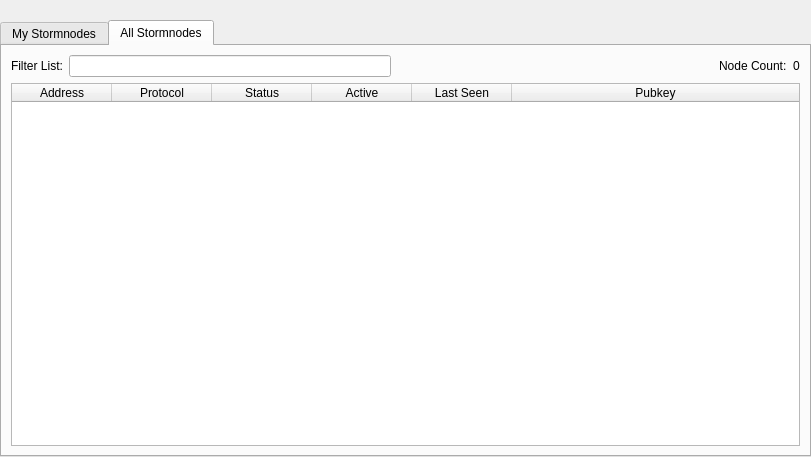
This is src/qt/forms/stormnodelist.ui in duality-solutions/Dynamic as Qt 5 draws it before an edit. The edited form follows.
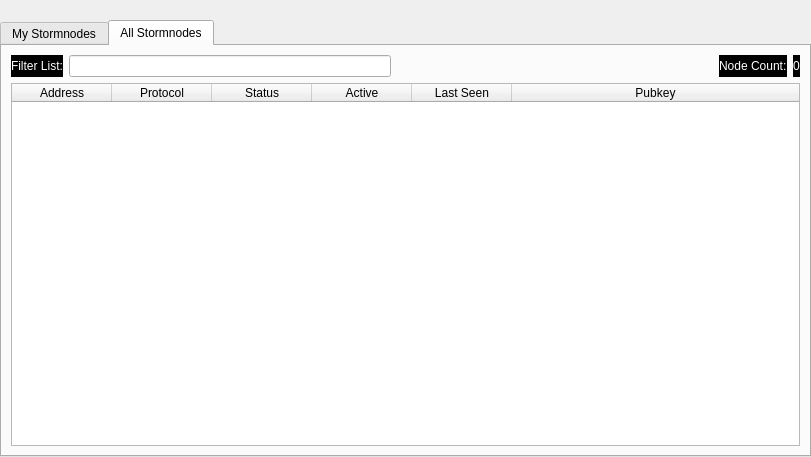
This is the edited form. The open tabs and pages were chosen to show the change.

Commit message: Styling change to stormnodelist

Patch:
```diff
--- a/src/qt/forms/stormnodelist.ui
+++ b/src/qt/forms/stormnodelist.ui
@@ -47,8 +47,8 @@
      <item>
       <widget class="QTabWidget" name="tabWidget">
        <property name="styleSheet">
-        <string notr="true">QTabWidget:tab-bar { alignment: left; background-color: 0,0,0;}
-QTabBar { alignment: left; background-color: 0,0,0;}
+        <string notr="true">QTabWidget:tab-bar { alignment: left; background-color: 0,0,0; color: 255,255,255;}
+QTabBar { alignment: left; background-color: 0,0,0; color: 255,255,255;}
 </string>
        </property>
        <property name="currentIndex">
@@ -268,6 +268,11 @@
            </property>
            <item>
             <widget class="QLabel" name="label_filter">
+             <property name="styleSheet">
+              <string notr="true">color: rgb(255, 255, 255);
+background-color: rgb(0, 0, 0);
+</string>
+             </property>
              <property name="text">
               <string>Filter List:</string>
              </property>
@@ -295,6 +300,10 @@
            </item>
            <item>
             <widget class="QLabel" name="label_count">
+             <property name="styleSheet">
+              <string notr="true">color: rgb(255, 255, 255);
+background-color: rgb(0, 0, 0);</string>
+             </property>
              <property name="text">
               <string>Node Count:</string>
              </property>
@@ -302,6 +311,10 @@
            </item>
            <item>
             <widget class="QLabel" name="countLabel">
+             <property name="styleSheet">
+              <string notr="true">color: rgb(255, 255, 255);
+background-color: rgb(0, 0, 0);</string>
+             </property>
              <property name="text">
               <string>0</string>
              </property>
```
Left out of the diff: 4 changed lines with no effect on the pictures.
